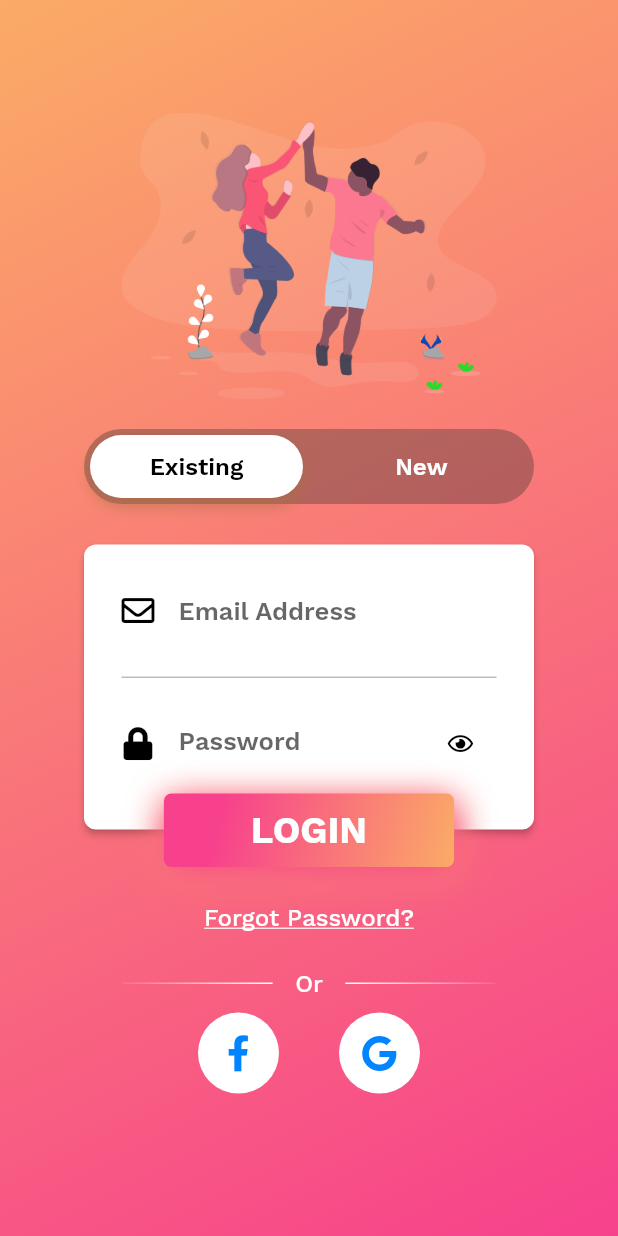
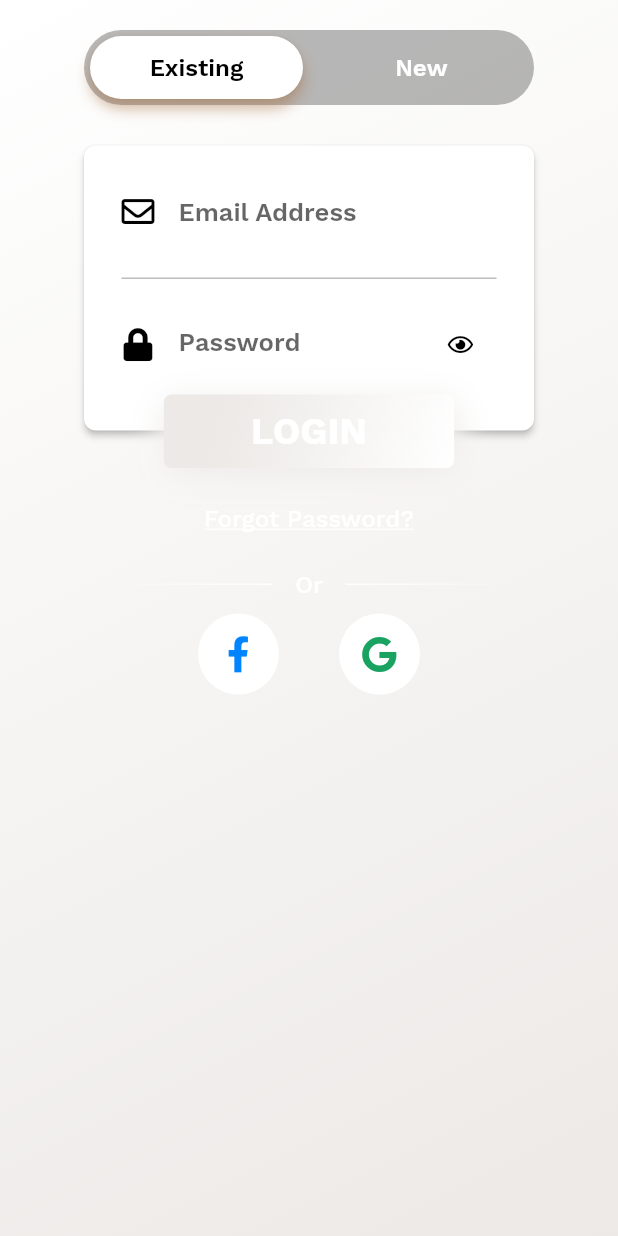
Before and after one commit to gembancud/Barracks-booking-app, a Flutter app: the screen it shows after launch, on a phone screen of 412 x 824 dp. Run offline on Flutter 3.47's test engine with Material 2 defaults, Android fonts, the phone set to English and light mode, and no system bars; our stand-ins replace cloud_firestore, firebase_auth, flutter_spinkit, font_awesome_flutter, hidden_drawer_menu; missing offline and left inert: transformer_page_view; accounts and stored records are empty; project files that could hold a hidden picture were left out.

Commit message:
Added Booking menu button to open on Pageview Stack, Gradient Tweaking on Login Page

```diff
--- a/lib/screens/authenticate/gorgeouslogin/style/theme.dart
+++ b/lib/screens/authenticate/gorgeouslogin/style/theme.dart
@@ -3,11 +3,10 @@ import 'dart:ui';
 import 'package:flutter/cupertino.dart';
 
 class Colors {
-
   const Colors();
 
-  static const Color loginGradientStart = const Color(0xFFfbab66);
-  static const Color loginGradientEnd = const Color(0xFFf7418c);
+  static const Color loginGradientStart = const Color(0xFFFFFFFF);
+  static const Color loginGradientEnd = const Color(0xFFECE9E6);
 
   static const primaryGradient = const LinearGradient(
     colors: const [loginGradientStart, loginGradientEnd],
--- a/lib/screens/authenticate/gorgeouslogin/ui/login_page.dart
+++ b/lib/screens/authenticate/gorgeouslogin/ui/login_page.dart
@@ -84,14 +84,14 @@ class _LoginPageState extends State<LoginPage>
             child: Column(
               mainAxisSize: MainAxisSize.max,
               children: <Widget>[
-                Padding(
-                  padding: EdgeInsets.only(top: 75.0),
-                  child: new Image(
-                      width: 250.0,
-                      height: 191.0,
-                      fit: BoxFit.fill,
-                      image: new AssetImage('assets/img/login_logo.png')),
-                ),
+                // Padding(
+                //   padding: EdgeInsets.only(top: 75.0),
+                //   child: new Image(
+                //       width: 250.0,
+                //       height: 191.0,
+                //       fit: BoxFit.fill,
+                //       image: new AssetImage('assets/img/login_logo.png')),
+                // ),
                 Padding(
                   padding: EdgeInsets.only(top: 20.0),
                   child: _buildMenuBar(context),
@@ -166,7 +166,7 @@ class _LoginPageState extends State<LoginPage>
             fontSize: 16.0,
             fontFamily: "WorkSansSemiBold"),
       ),
-      backgroundColor: Colors.blue,
+      backgroundColor: Colors.grey[800],
       duration: Duration(seconds: 3),
     ));
   }
@@ -473,7 +473,7 @@ class _LoginPageState extends State<LoginPage>
                       ),
                       child: new Icon(
                         FontAwesomeIcons.google,
-                        color: Color(0xFF0084ff),
+                        color: Color(0xFF1aa260),
                       ),
                     ),
                   ),
--- a/lib/screens/authenticate/register.dart
+++ b/lib/screens/authenticate/register.dart
@@ -74,8 +74,9 @@ class _RegisterState extends State<Register> {
                         height: 20,
                       ),
                       RaisedButton(
-                        color: Colors.grey[40],
+                        color: Colors.grey[800],
                         child: Text('Register'),
+                        onPressed: () {},
                         // onPressed: () async {
                         //   if (_formKey.currentState.validate()) {
                         //     setState(() {
```
Also changed, not shown: lib/screens/home/bookingmenu.dart (added, +20 -0 lines), lib/screens/home/bookingmenunotifier.dart (added, +12 -0 lines), lib/screens/home/home.dart (+6 -30 lines), lib/screens/home/shopsview.dart (+20 -20 lines), lib/screens/home/drawer/menu.dart (renamed from lib/screens/home/menu.dart).
